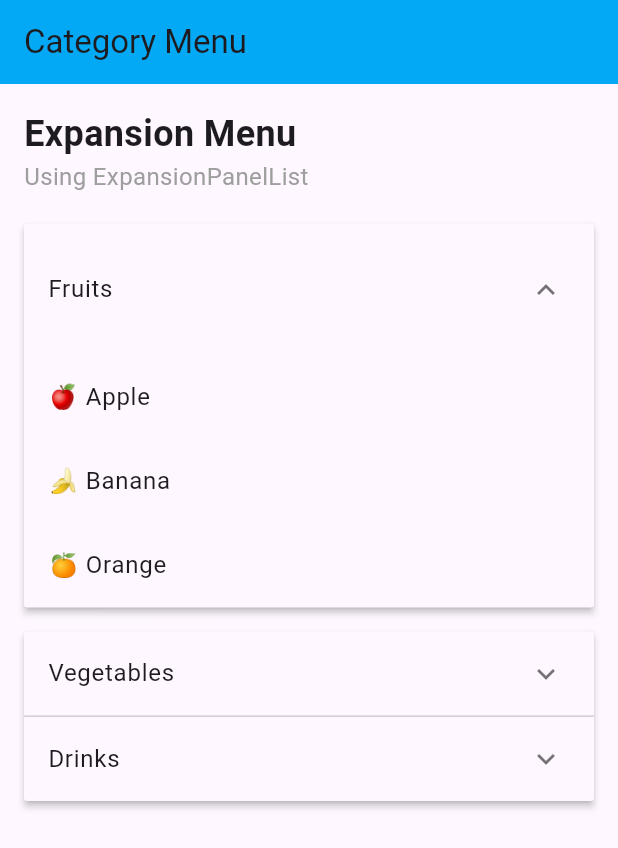
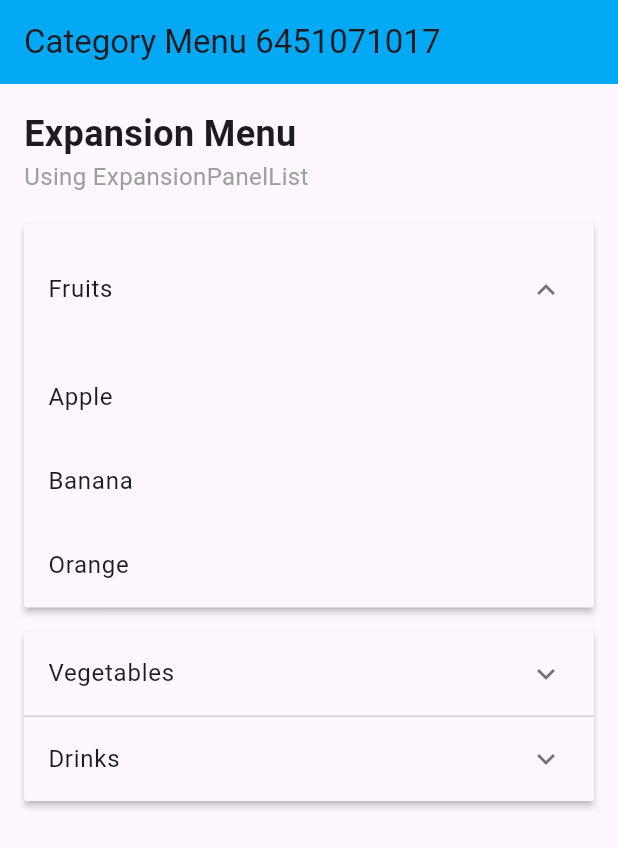
Before and after one commit to DaoTienDat5345/DaoTienDat_6451071017_BTLT2, a Flutter app: the CategoryMenuScreen screen opened directly, after a tap on the "expand more" icon, on a phone screen of 412 x 824 dp. Shown: the top 848 px of the screen. Run offline on Flutter 3.47's test engine with Material 3 defaults, Android fonts, the phone set to English and light mode, and no system bars; network calls fail.

Commit message:
Upload bài tập BTLT2

```diff
--- a/Cau1/bai1/lib/views/ProfileScreen.dart
+++ b/Cau1/bai1/lib/views/ProfileScreen.dart
@@ -8,14 +8,14 @@ class ProfileScreen extends StatelessWidget {
   Widget build(BuildContext context) {
     // Giả định dữ liệu lấy từ Model
     final user = UserModel(
-      name: 'Nguyen Lan Huong',
+      name: '6451071017',
       email: 'lanhuong.nguyen@example.com',
       avatarUrl: 'https://i.pravatar.cc/300',
     );
 
     return Scaffold(
       appBar: AppBar(
-        title: const Text('Profile'),
+        title: const Text('Profile 6451071017'),
         centerTitle: true,
         backgroundColor: Colors.teal,
       ),
--- a/Cau2/bai2/lib/views/FoodListScreen.dart
+++ b/Cau2/bai2/lib/views/FoodListScreen.dart
@@ -15,7 +15,7 @@ class FoodListScreen extends StatelessWidget {
   Widget build(BuildContext context) {
     return Scaffold(
       appBar: AppBar(
-        title: const Text('DANH SÁCH MÓN ĂN'),
+        title: const Text('DANH SÁCH MÓN ĂN 6451071017'),
         centerTitle: true,
         backgroundColor: Colors.blue[800],
       ),
--- a/Cau3/bai3/lib/views/NewsFeedScreen.dart
+++ b/Cau3/bai3/lib/views/NewsFeedScreen.dart
@@ -28,13 +28,12 @@ class NewsFeedScreen extends StatelessWidget {
   Widget build(BuildContext context) {
     return Scaffold(
       appBar: AppBar(
-        title: const Text('News'),
+        title: const Text('News 6451071017'),
         backgroundColor: Colors.blue,
       ),
       body: SingleChildScrollView(
         padding: const EdgeInsets.all(10.0),
         child: Column(
-          // Chuyển đổi danh sách dữ liệu thành danh sách Widget
           children: newsItems.map((item) => NewsCard(news: item)).toList(),
         ),
       ),
--- a/Cau4/bai4/lib/views/ProductGridScreen.dart
+++ b/Cau4/bai4/lib/views/ProductGridScreen.dart
@@ -19,7 +19,7 @@ class ProductGridScreen extends StatelessWidget {
     return Scaffold(
       backgroundColor: Colors.grey[100],
       appBar: AppBar(
-        title: const Text('Cửa Hàng Thế Thao'),
+        title: const Text('Cửa Hàng Thế Thao 6451071017'),
         centerTitle: true,
         backgroundColor: Colors.blue,
       ),
--- a/Cau5/bai5/lib/views/CategoryMenuScreen.dart
+++ b/Cau5/bai5/lib/views/CategoryMenuScreen.dart
@@ -11,16 +11,16 @@ class CategoryMenuScreen extends StatefulWidget {
 class _CategoryMenuScreenState extends State<CategoryMenuScreen> {
   // Khởi tạo dữ liệu
   final List<CategoryModel> _categories = [
-    CategoryModel(header: 'Fruits', items: ['🍎 Apple', '🍌 Banana', '🍊 Orange']),
-    CategoryModel(header: 'Vegetables', items: ['🥦 Broccoli', '🥕 Carrot', '🥬 Lettuce']),
-    CategoryModel(header: 'Drinks', items: ['☕ Coffee', '🍵 Tea', '🥤 Soda']),
+    CategoryModel(header: 'Fruits', items: ['Apple', 'Banana', 'Orange']),
+    CategoryModel(header: 'Vegetables', items: ['Broccoli', 'Carrot', 'Lettuce']),
+    CategoryModel(header: 'Drinks', items: ['Coffee', 'Tea', 'Soda']),
   ];
 
   @override
   Widget build(BuildContext context) {
     return Scaffold(
       appBar: AppBar(
-        title: const Text('Category Menu'),
+        title: const Text('Category Menu 6451071017'),
         backgroundColor: Colors.lightBlue,
       ),
       body: SingleChildScrollView(
--- /dev/null
+++ b/DaoTienDat_6451071017_BTLT2.txt
@@ -0,0 +1 @@
+https://github.com/DaoTienDat5345/DaoTienDat_6451071017_BTLT2.git
```
Also changed, not shown: Cau1/Bai1.png, Cau2/Bai2.png, Cau3/Bai3.png, Cau4/Bai4.png, Cau5/Bai5.png.
